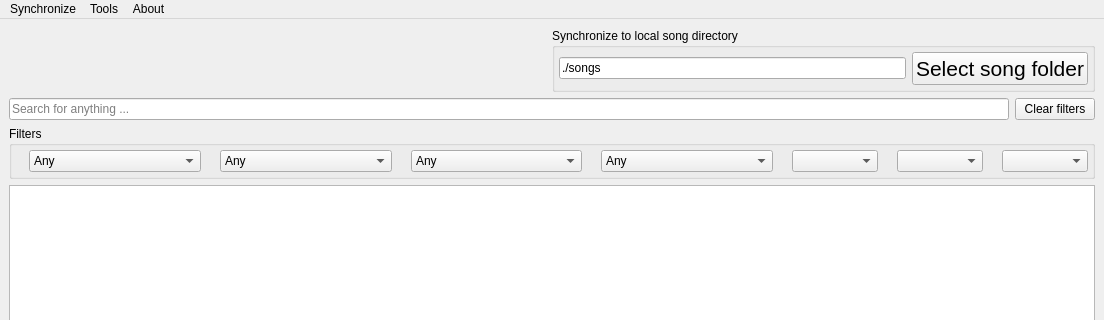
Old version of the form src/usdb_syncer/gui/forms/MainWindow.ui in the repository bohning/usdb_syncer; both pictures show x 0 to 1104 and y 0 to 320 of the 1104 by 667 pixel window.
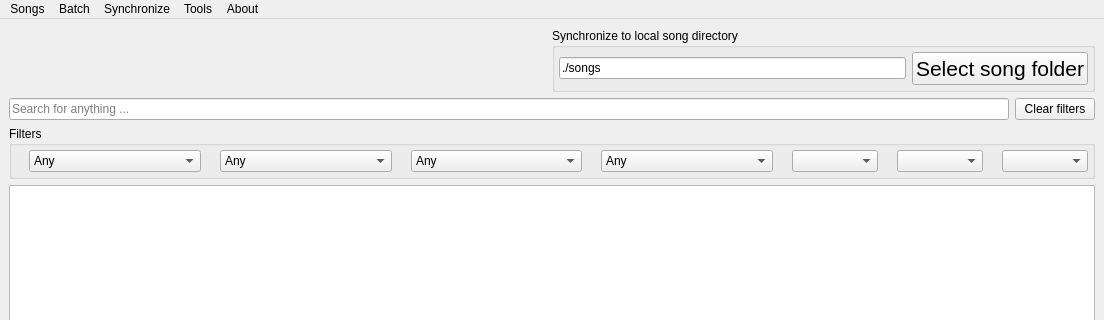
New version of the form. Icons and pictures are not drawn.

Commit message: Start setting up batch actions

```diff
--- a/src/usdb_syncer/gui/forms/MainWindow.ui
+++ b/src/usdb_syncer/gui/forms/MainWindow.ui
@@ -585,6 +585,21 @@
     </property>
     <addaction name="action_show_log"/>
    </widget>
+   <widget class="QMenu" name="menu_songs">
+    <property name="title">
+     <string>Songs</string>
+    </property>
+    <addaction name="action_songs_download"/>
+    <addaction name="action_songs_to_batch"/>
+   </widget>
+   <widget class="QMenu" name="menu_batch">
+    <property name="title">
+     <string>Batch</string>
+    </property>
+    <addaction name="action_batch_remove"/>
+   </widget>
+   <addaction name="menu_songs"/>
+   <addaction name="menu_batch"/>
    <addaction name="menu_sync"/>
    <addaction name="menu_tools"/>
    <addaction name="menu_about"/>
```
Left out of the diff: 29 changed lines with no effect on the pictures. The commit also changes 6 other files.
